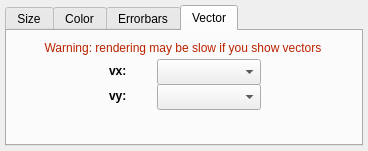
This is glue/viewers/scatter/qt/layer_style_editor_scatter.ui in glue-viz/glue as Qt 5 draws it before an edit. The edited form follows.
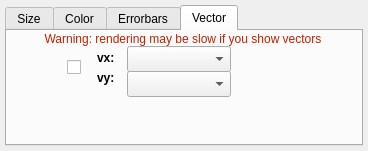
This is the edited form. Custom widgets are drawn as their Qt base class.

Commit message: add vector plot tab to scatter plot viewer

Patch:
```diff
--- a/glue/viewers/scatter/qt/layer_style_editor_scatter.ui
+++ b/glue/viewers/scatter/qt/layer_style_editor_scatter.ui
@@ -572,8 +572,8 @@
       <widget class="QComboBox" name="combosel_vy_att">
        <property name="geometry">
         <rect>
-         <x>150</x>
-         <y>53</y>
+         <x>120</x>
+         <y>40</y>
          <width>104</width>
          <height>26</height>
         </rect>
@@ -583,7 +583,7 @@
        <property name="geometry">
         <rect>
          <x>12</x>
-         <y>9</y>
+         <y>0</y>
          <width>328</width>
          <height>16</height>
         </rect>
@@ -601,8 +601,8 @@
       <widget class="QLabel" name="label_7">
        <property name="geometry">
         <rect>
-         <x>102</x>
-         <y>55</y>
+         <x>90</x>
+         <y>37</y>
          <width>31</width>
          <height>20</height>
         </rect>
@@ -620,8 +620,8 @@
       <widget class="QComboBox" name="combosel_vx_att">
        <property name="geometry">
         <rect>
-         <x>150</x>
-         <y>28</y>
+         <x>120</x>
+         <y>15</y>
          <width>104</width>
          <height>26</height>
         </rect>
@@ -630,8 +630,8 @@
       <widget class="QLabel" name="label_8">
        <property name="geometry">
         <rect>
-         <x>102</x>
-         <y>30</y>
+         <x>90</x>
+         <y>17</y>
          <width>31</width>
          <height>20</height>
         </rect>
@@ -646,6 +646,19 @@
         <string>vx:</string>
        </property>
       </widget>
+      <widget class="QCheckBox" name="bool_vector_visible">
+       <property name="geometry">
+        <rect>
+         <x>60</x>
+         <y>27</y>
+         <width>19</width>
+         <height>18</height>
+        </rect>
+       </property>
+       <property name="text">
+        <string/>
+       </property>
+      </widget>
      </widget>
     </widget>
    </item>
```
Left out of the diff: 2 changed lines with no effect on the pictures. The commit also changes 3 other files.
